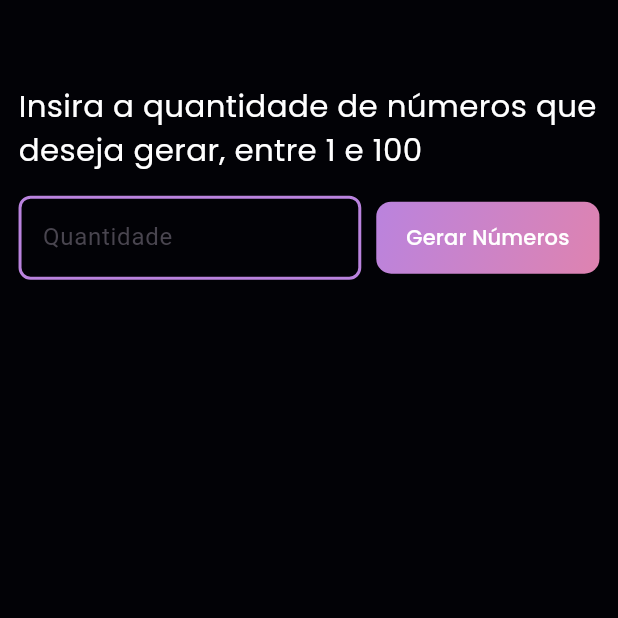
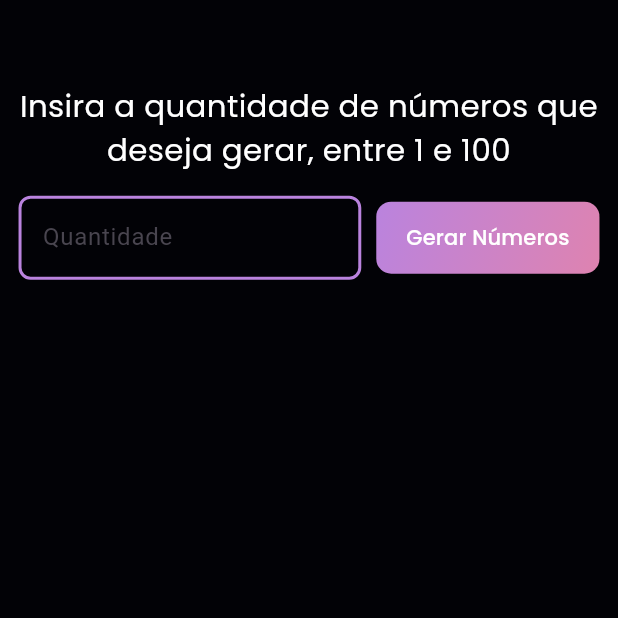
Before and after one commit to KaioPlandel/vm_app, a Flutter app: the screen it shows after launch, on a phone screen of 412 x 824 dp, the top half of it. Run offline on Flutter 3.47's test engine with Material 3 defaults, Android fonts, the phone set to English and light mode, and no system bars; our stand-ins replace equatable, flutter_bloc, google_fonts.

Commit message:
feat: add CustomTitleWidget

```diff
--- a/lib/ui/HomeScreen.dart
+++ b/lib/ui/HomeScreen.dart
@@ -69,14 +69,9 @@ class _HomeScreenState extends State<HomeScreen> {
                             children: [
                               Align(
                                 alignment: Alignment.topCenter,
-                                child: Text(
-                                  "Segure e arraste os itens para organizar os números em ordem crescente.",
-                                  style: GoogleFonts.poppins(
-                                    color: Colors.white,
-                                    fontWeight: FontWeight.w400,
-                                    fontSize: lSize.width * 0.04,
-                                  ),
-                                  textAlign: TextAlign.center,
+                                child: CustomTitleWidget(
+                                  title: 'Segure e arraste os itens para organizar os números em ordem crescente.',
+                                  fontSize: lSize.width * 0.04,
                                 ),
                               ),
                               Align(
@@ -164,13 +159,9 @@ class _HomeScreenState extends State<HomeScreen> {
                         padding: EdgeInsets.symmetric(horizontal: lSize.width * 0.03),
                         child: Column(
                           children: [
-                            Text(
-                              "Insira a quantidade de números que deseja gerar, entre 1 e 100",
-                              style: GoogleFonts.poppins(
-                                color: Colors.white,
-                                fontWeight: FontWeight.w400,
-                                fontSize: lSize.width * 0.05,
-                              ),
+                            CustomTitleWidget(
+                              title: 'Insira a quantidade de números que deseja gerar, entre 1 e 100',
+                              fontSize: lSize.width * 0.05,
                             ),
                             SizedBox(height: lSize.width * 0.04),
                             Row(
@@ -257,6 +248,7 @@ class _HomeScreenState extends State<HomeScreen> {
             mColorBorder = Colors.red;
           }
           if (state is ExamGenerateNumbersSuccessState) {
+            mColorBorder = Colors.white;
             _mCountFocus.unfocus();
             _mCountTextController.clear();
             _mNumbers.clear();
--- a/lib/ui/widget/CustomButtonWithGradient.dart
+++ b/lib/ui/widget/CustomButtonWithGradient.dart
@@ -79,3 +79,27 @@ class CustomButton extends StatelessWidget {
     );
   }
 }
+
+class CustomTitleWidget extends StatelessWidget {
+  const CustomTitleWidget({
+    super.key,
+    required this.title,
+    required this.fontSize,
+  });
+
+  final String title;
+  final double fontSize;
+
+  @override
+  Widget build(BuildContext context) {
+    return Text(
+      title,
+      style: GoogleFonts.poppins(
+        color: Colors.white,
+        fontWeight: FontWeight.w400,
+        fontSize: fontSize,
+      ),
+      textAlign: TextAlign.center,
+    );
+  }
+}
```
